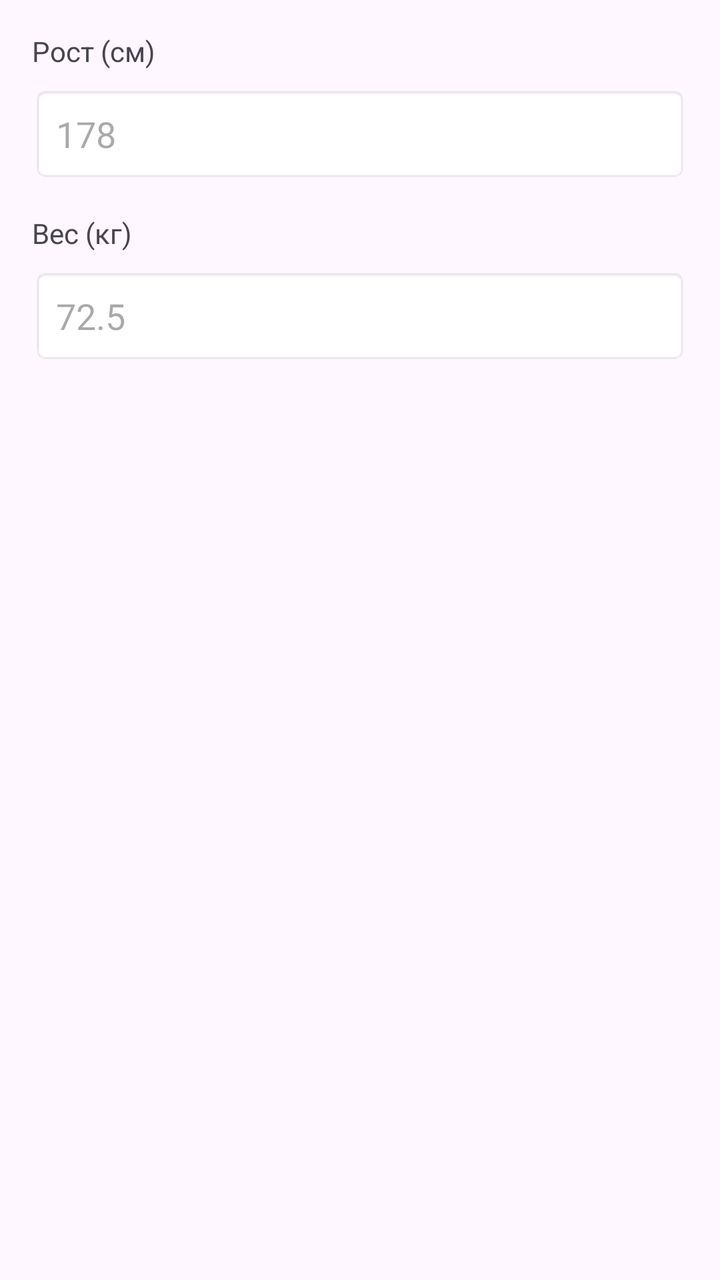
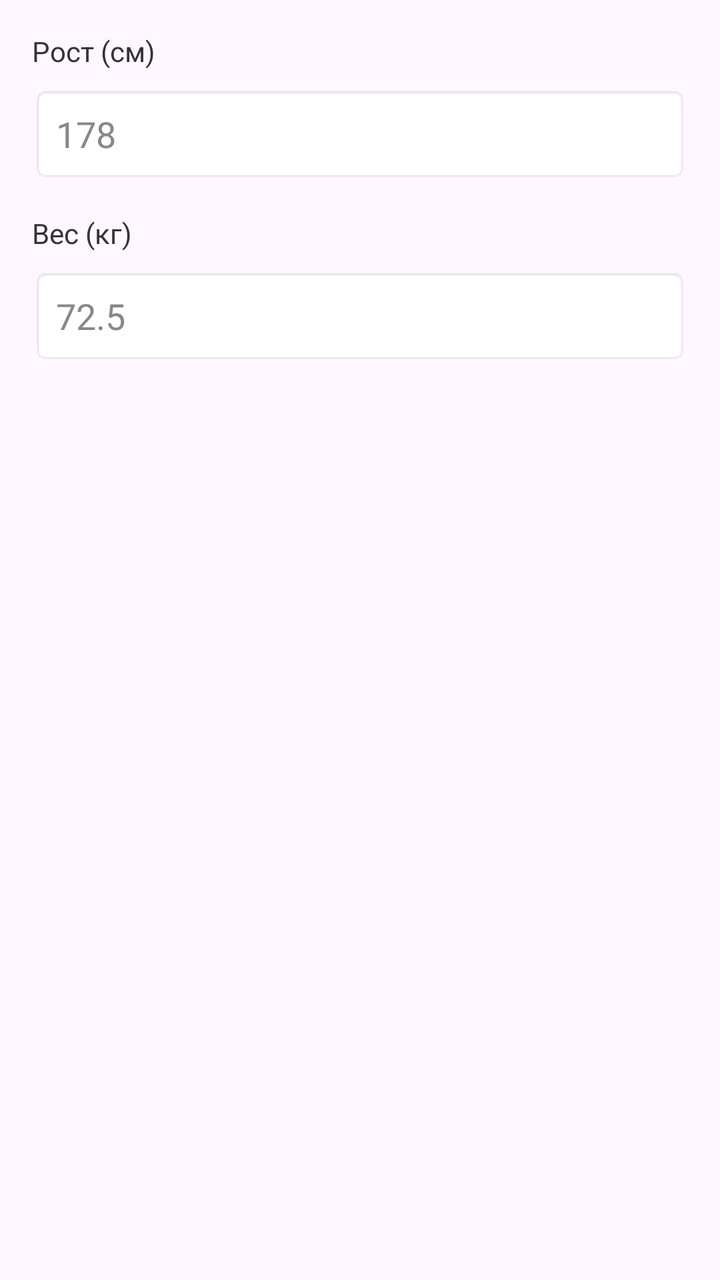

Two renders of the same Android screen: before a commit and after it. Below are the layout's source before the change and the commit's diff.
<!-- AndroidManifest.xml: application theme Theme.HealthSync -->
<!-- res/layout/dialog_edit_profile.xml -->
<?xml version="1.0" encoding="utf-8"?>

<LinearLayout xmlns:android="http://schemas.android.com/apk/res/android"
    android:layout_width="match_parent"
    android:layout_height="wrap_content"
    android:orientation="vertical"
    android:padding="16dp">

    <TextView
        android:layout_width="wrap_content"
        android:layout_height="wrap_content"
        android:text="Рост (см)"
        android:textSize="14sp"
        android:layout_marginBottom="8dp" />

    <EditText
        android:id="@+id/editHeightInput"
        android:layout_width="match_parent"
        android:layout_height="48dp"
        android:inputType="number"
        android:hint="178"
        android:padding="12dp"
        android:background="@android:drawable/editbox_background"
        android:layout_marginBottom="16dp" />

    <TextView
        android:layout_width="wrap_content"
        android:layout_height="wrap_content"
        android:text="Вес (кг)"
        android:textSize="14sp"
        android:layout_marginBottom="8dp" />

    <EditText
        android:id="@+id/editWeightInput"
        android:layout_width="match_parent"
        android:layout_height="48dp"
        android:inputType="numberDecimal"
        android:hint="72.5"
        android:padding="12dp"
        android:background="@android:drawable/editbox_background" />

</LinearLayout>
<!-- resources referenced by this layout -->
<resources>
  <style name="Theme.HealthSync" parent="Base.Theme.HealthSync" />
  <style name="Base.Theme.HealthSync" parent="Theme.Material3.DayNight.NoActionBar">
          
          
      </style>
</resources>

<!-- the commit's change to res/layout/dialog_edit_profile.xml (unified diff, before → after) -->
@@ -11,6 +11,7 @@
         android:layout_height="wrap_content"
         android:text="Рост (см)"
         android:textSize="14sp"
+        android:textColor="#333333"
         android:layout_marginBottom="8dp" />
 
     <EditText
@@ -18,6 +19,8 @@
         android:layout_width="match_parent"
         android:layout_height="48dp"
         android:inputType="number"
+        android:textColor="#000000"
+        android:textColorHint="#888888"
         android:hint="178"
         android:padding="12dp"
         android:background="@android:drawable/editbox_background"
@@ -28,6 +31,7 @@
         android:layout_height="wrap_content"
         android:text="Вес (кг)"
         android:textSize="14sp"
+        android:textColor="#333333"
         android:layout_marginBottom="8dp" />
 
     <EditText
@@ -35,6 +39,8 @@
         android:layout_width="match_parent"
         android:layout_height="48dp"
         android:inputType="numberDecimal"
+        android:textColor="#000000"
+        android:textColorHint="#888888"
         android:hint="72.5"
         android:padding="12dp"
         android:background="@android:drawable/editbox_background" />
